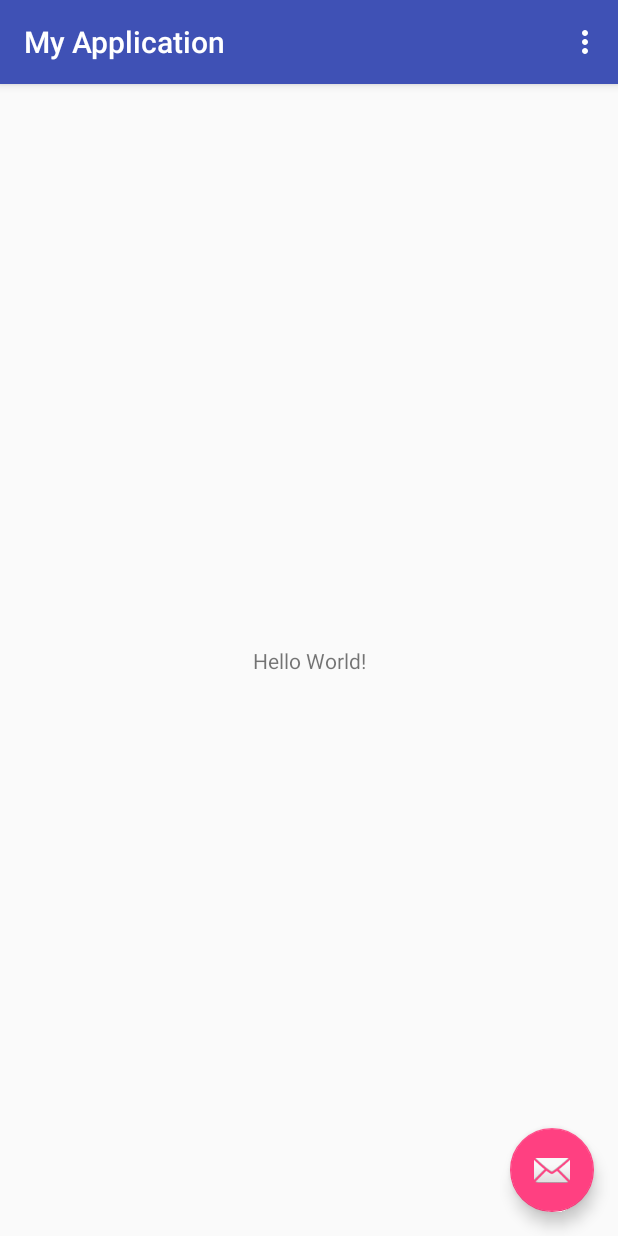
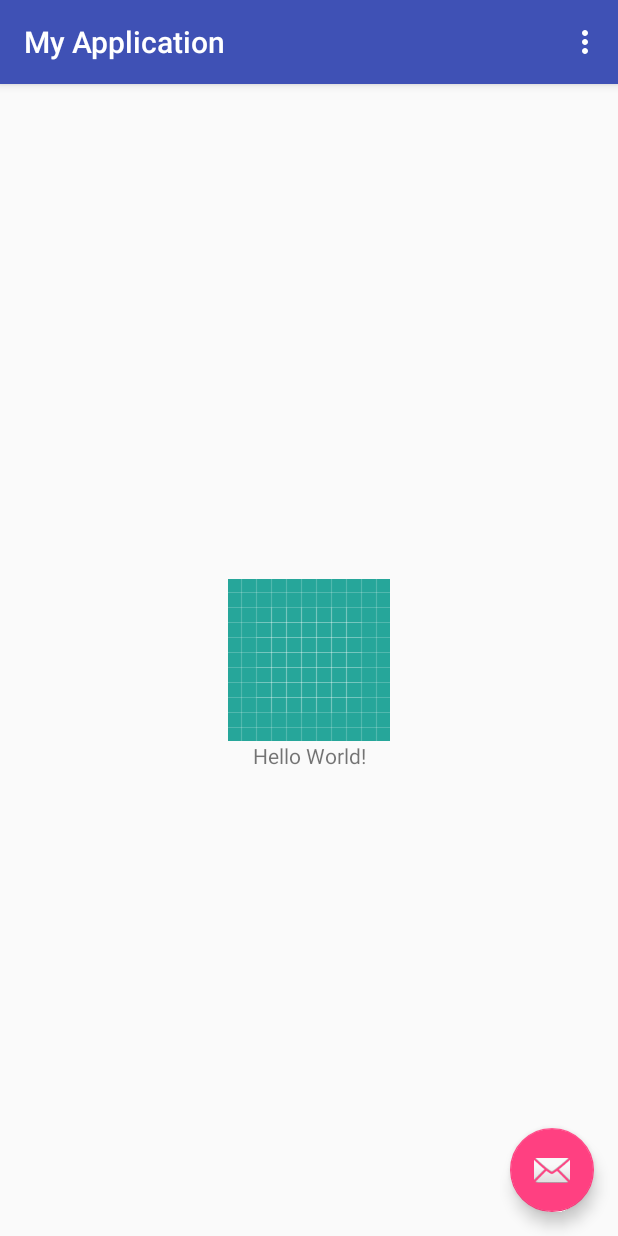
Before and after one commit to parulsinghal12/PracticeApp, an Android app: the screen it shows after launch (MainActivity), on a phone screen of 412 x 824 dp. Run offline under Robolectric (Android 15) with nearby library versions, the phone set to English and light mode, and no system bars; pictures from the network do not load.

Commit message:
Usage of Glide, removed ImageloaderTask.

```diff
--- a/TestApp/app/src/main/AndroidManifest.xml
+++ b/TestApp/app/src/main/AndroidManifest.xml
@@ -1,5 +1,6 @@
 <?xml version="1.0" encoding="utf-8"?>
 <manifest xmlns:android="http://schemas.android.com/apk/res/android"
+    xmlns:tools="http://schemas.android.com/tools"
     package="com.example.lenovo.myapplication">
     <uses-permission android:name="android.permission.INTERNET"/>
 
@@ -13,7 +14,8 @@
         <activity
             android:name=".MainActivity"
             android:label="@string/app_name"
-            android:theme="@style/AppTheme.NoActionBar">
+            android:theme="@style/AppTheme.NoActionBar"
+            tools:ignore="Instantiatable">
             <intent-filter>
                 <action android:name="android.intent.action.MAIN" />
 
--- a/TestApp/app/src/main/java/com/example/lenovo/myapplication/MainActivity.java
+++ b/TestApp/app/src/main/java/com/example/lenovo/myapplication/MainActivity.java
@@ -4,20 +4,29 @@ import android.app.ProgressDialog;
 import android.graphics.Bitmap;
 import android.os.AsyncTask;
 import android.os.Bundle;
-import android.support.design.widget.FloatingActionButton;
-import android.support.design.widget.Snackbar;
-import android.support.v7.app.AppCompatActivity;
-import android.support.v7.widget.Toolbar;
+
+import androidx.appcompat.app.AppCompatActivity;
+import androidx.appcompat.widget.Toolbar;
+
 import android.util.Log;
 import android.view.View;
 import android.view.Menu;
 import android.view.MenuItem;
 import android.widget.ImageView;
-import android.widget.ProgressBar;
+
+
+import com.bumptech.glide.Glide;
+import com.bumptech.glide.Priority;
+import com.bumptech.glide.request.RequestOptions;
+import com.google.android.material.floatingactionbutton.FloatingActionButton;
+import com.google.android.material.snackbar.Snackbar;
 
 import java.io.IOException;
+import java.net.URISyntaxException;
 import java.net.URL;
 
+import static com.bumptech.glide.load.resource.drawable.DrawableTransitionOptions.withCrossFade;
+import static com.bumptech.glide.request.RequestOptions.centerCropTransform;
 import static com.example.lenovo.myapplication.Utils.getResponseFromHttpUrl;
 
 public class MainActivity extends AppCompatActivity {
@@ -44,8 +53,22 @@ public class MainActivity extends AppCompatActivity {
         imgView = findViewById(R.id.imageView);
 
         URL url = Utils.getImageFromUrl();
-        LoadImageTask asyncTask = new LoadImageTask();
-        asyncTask.execute(url);
+
+        RequestOptions options = new RequestOptions()
+                .override(500,500)
+                .placeholder(R.drawable.ic_launcher_background)
+                .error(R.drawable.ic_launcher_background);
+
+            Glide.with(this)
+                    .load(url)
+                    .apply(options
+                           )
+                    .transition(withCrossFade())
+                    .into(imgView);
+
+        //removed async task and applied glide
+        /*LoadImageTask asyncTask = new LoadImageTask();
+        asyncTask.execute(url);*/
     }
 
     @Override
--- a/TestApp/app/src/main/res/layout/activity_main.xml
+++ b/TestApp/app/src/main/res/layout/activity_main.xml
@@ -1,28 +1,28 @@
 <?xml version="1.0" encoding="utf-8"?>
-<android.support.design.widget.CoordinatorLayout xmlns:android="http://schemas.android.com/apk/res/android"
+<androidx.coordinatorlayout.widget.CoordinatorLayout xmlns:android="http://schemas.android.com/apk/res/android"
     xmlns:app="http://schemas.android.com/apk/res-auto"
     xmlns:tools="http://schemas.android.com/tools"
     android:layout_width="match_parent"
     android:layout_height="match_parent"
     tools:context=".MainActivity">
 
-    <android.support.design.widget.AppBarLayout
+    <com.google.android.material.appbar.AppBarLayout
         android:layout_width="match_parent"
         android:layout_height="wrap_content"
         android:theme="@style/AppTheme.AppBarOverlay">
 
-        <android.support.v7.widget.Toolbar
+        <androidx.appcompat.widget.Toolbar
             android:id="@+id/toolbar"
             android:layout_width="match_parent"
             android:layout_height="?attr/actionBarSize"
             android:background="?attr/colorPrimary"
             app:popupTheme="@style/AppTheme.PopupOverlay" />
 
-    </android.support.design.widget.AppBarLayout>
+    </com.google.android.material.appbar.AppBarLayout>
 
     <include layout="@layout/content_main" />
 
-    <android.support.design.widget.FloatingActionButton
+    <com.google.android.material.floatingactionbutton.FloatingActionButton
         android:id="@+id/fab"
         android:layout_width="wrap_content"
         android:layout_height="wrap_content"
@@ -30,4 +30,4 @@
         android:layout_margin="@dimen/fab_margin"
         app:srcCompat="@android:drawable/ic_dialog_email" />
 
-</android.support.design.widget.CoordinatorLayout>
+</androidx.coordinatorlayout.widget.CoordinatorLayout>
--- a/TestApp/app/src/main/res/layout/content_main.xml
+++ b/TestApp/app/src/main/res/layout/content_main.xml
@@ -1,5 +1,5 @@
 <?xml version="1.0" encoding="utf-8"?>
-<android.support.constraint.ConstraintLayout xmlns:android="http://schemas.android.com/apk/res/android"
+<androidx.coordinatorlayout.widget.CoordinatorLayout xmlns:android="http://schemas.android.com/apk/res/android"
     xmlns:app="http://schemas.android.com/apk/res-auto"
     xmlns:tools="http://schemas.android.com/tools"
     android:layout_width="match_parent"
@@ -8,24 +8,23 @@
     tools:context=".MainActivity"
     tools:showIn="@layout/activity_main">
 
+    <ImageView
+        android:id="@+id/imageView"
+        android:layout_width="wrap_content"
+        android:layout_height="wrap_content"
+        android:src="@mipmap/ic_launcher"
+        android:layout_gravity="center"
+        android:scaleType="center"
+        android:contentDescription="TODO" />
+
     <TextView
         android:id="@+id/textview"
         android:layout_width="wrap_content"
         android:layout_height="wrap_content"
         android:text="Hello World!"
-        app:layout_constraintBottom_toBottomOf="parent"
-        app:layout_constraintLeft_toLeftOf="parent"
-        app:layout_constraintRight_toRightOf="parent"
-        app:layout_constraintTop_toTopOf="parent" />
-    <ImageView
-        android:id="@+id/imageView"
-        android:layout_width="0dp"
-        android:layout_height="0dp"
-        app:layout_constraintDimensionRatio="H,16:9"
-        app:layout_constraintBottom_toBottomOf="@+id/textview"
-        app:layout_constraintTop_toTopOf="parent"
-        app:layout_constraintStart_toStartOf="parent"
-        app:layout_constraintEnd_toEndOf="parent"
-        />
+        app:layout_anchor="@id/imageView"
+        android:layout_gravity="center|bottom"
+        app:layout_anchorGravity="bottom|center_horizontal"
+        app:layout_keyline="@android:integer/config_longAnimTime"/>
 
-</android.support.constraint.ConstraintLayout>
+</androidx.coordinatorlayout.widget.CoordinatorLayout>
```
Also changed, not shown: TestApp/app/build.gradle (+12 -6 lines), TestApp/app/src/main/res/drawable-anydpi-v24/error.xml (added, +15 -0 lines), TestApp/app/src/main/res/drawable-mdpi/error.png (added), TestApp/app/src/main/res/drawable-xxhdpi/error.png (added).
